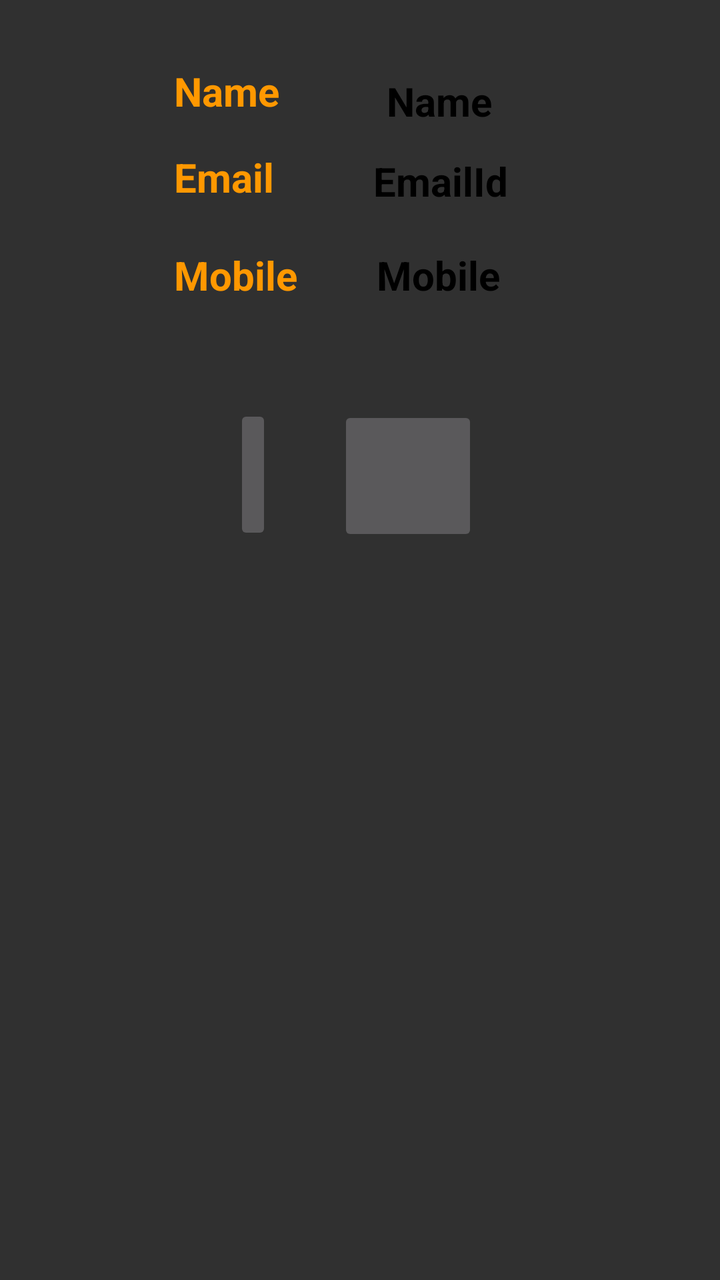
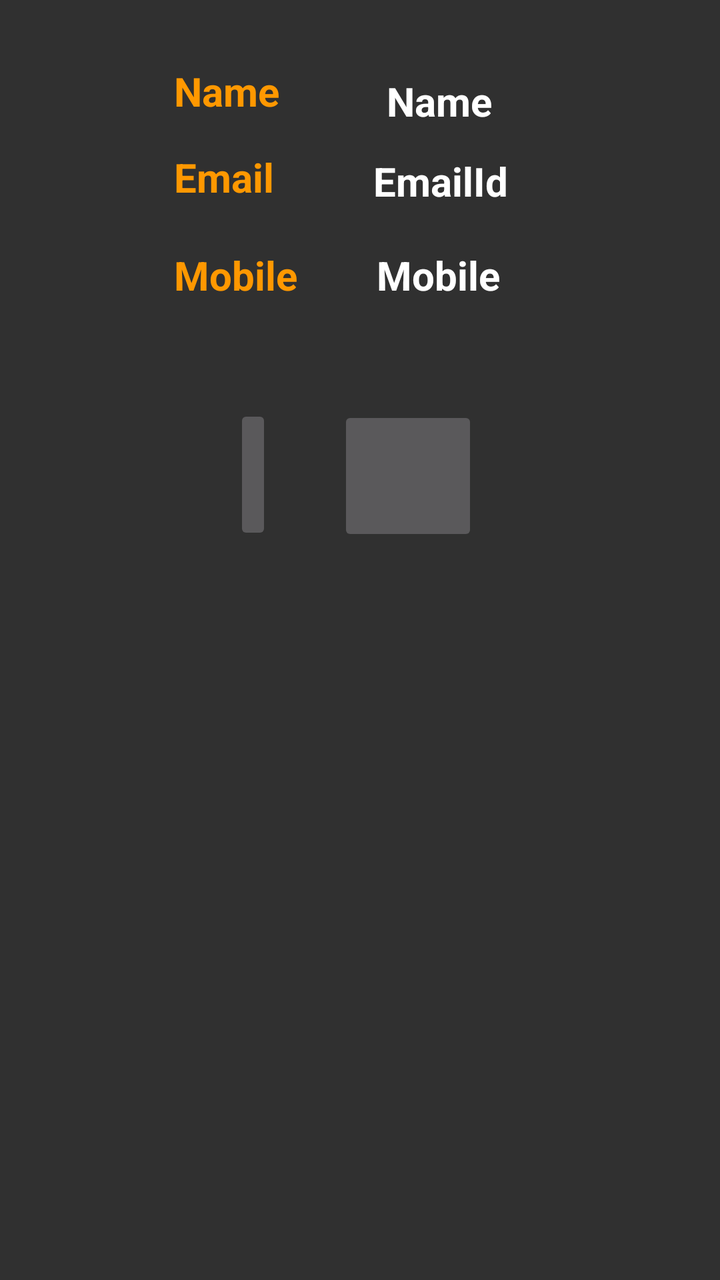

Screens rendered from an Android XML layout before and after an edit, with the pre-edit source and the edit as a unified diff.
<!-- AndroidManifest.xml: application theme Theme.AppCompat.NoActionBar -->
<!-- res/layout/contactinfolayout.xml -->
<?xml version="1.0" encoding="utf-8"?>
<androidx.core.widget.NestedScrollView xmlns:tools="http://schemas.android.com/tools"
    android:layout_width="match_parent"
    android:layout_height="match_parent"
    xmlns:app="http://schemas.android.com/apk/res-auto"
    app:layout_behavior="@string/appbar_scrolling_view_behavior"
    xmlns:android="http://schemas.android.com/apk/res/android">
    <RelativeLayout
        android:id="@+id/contact_info_layout"
        android:layout_width="match_parent"
        android:layout_height="580dp">


        <TextView
            android:id="@+id/emailhead"
            android:layout_width="90dp"
            android:layout_height="30dp"
            android:layout_below="@+id/namehead"
            android:layout_alignStart="@+id/namehead"
            android:layout_alignLeft="@+id/namehead"
            android:layout_marginTop="13dp"
            android:text="Email"
            android:textColor="#FF9800"
            android:textSize="20dp"
            android:textStyle="bold" />


        <TextView
            android:id="@+id/namehead"
            android:layout_width="90dp"
            android:layout_height="30dp"
            android:layout_alignParentStart="true"
            android:layout_alignParentLeft="true"
            android:layout_marginStart="87dp"
            android:layout_marginLeft="87dp"
            android:layout_marginTop="32dp"
            android:text="Name"
            android:textColor="#FF9800"
            android:textSize="20dp"
            android:textStyle="bold" />

        <TextView
            android:id="@+id/contacthead"
            android:layout_width="90dp"
            android:layout_height="30dp"
            android:layout_below="@+id/emailhead"
            android:layout_alignStart="@+id/emailhead"
            android:layout_alignLeft="@+id/emailhead"
            android:layout_marginTop="19dp"
            android:text="Mobile"
            android:textColor="#FF9800"
            android:textSize="20dp"
            android:textStyle="bold" />

        <TextView
            android:id="@+id/namebox"
            android:layout_width="wrap_content"
            android:layout_height="30dp"
            android:layout_alignTop="@+id/namehead"
            android:layout_alignParentEnd="true"
            android:layout_alignParentRight="true"
            android:layout_marginTop="5dp"
            android:layout_marginEnd="114dp"
            android:layout_marginRight="114dp"
            android:text="Name"
            android:textColor="@android:color/black"
            android:textSize="20dp"
            android:textStyle="bold" />

        <TextView
            android:id="@+id/emailbox"
            android:layout_width="wrap_content"
            android:layout_height="30dp"
            android:layout_alignTop="@+id/emailhead"
            android:layout_alignParentEnd="true"
            android:layout_alignParentRight="true"
            android:layout_marginTop="2dp"
            android:layout_marginEnd="106dp"
            android:layout_marginRight="106dp"
            android:text="EmailId"
            android:textColor="@android:color/black"
            android:textSize="20dp"
            android:textStyle="bold" />

        <TextView
            android:id="@+id/mobiledata"
            android:layout_width="wrap_content"
            android:layout_height="30dp"
            android:layout_alignBaseline="@+id/contacthead"
            android:layout_alignParentEnd="true"
            android:layout_alignParentRight="true"
            android:layout_marginEnd="110dp"
            android:layout_marginRight="110dp"
            android:text="Mobile"
            android:textColor="@android:color/black"
            android:textSize="20dp"
            android:textStyle="bold" />

        <ImageButton
            android:id="@+id/savetocontactsbutton"
            android:layout_width="70dp"
            android:layout_height="70dp"

            android:layout_below="@+id/contacthead"
            android:layout_alignParentEnd="true"
            android:layout_alignParentRight="true"
            android:layout_marginTop="49dp"
            android:layout_marginEnd="121dp"
            android:layout_marginRight="121dp" />

        <ImageButton
            android:id="@+id/callownerbutton"
            android:layout_width="70dp"
            android:layout_height="70dp"

            android:layout_alignTop="@+id/savetocontactsbutton"

            android:layout_alignParentStart="true"
            android:layout_alignParentLeft="true"
            android:layout_marginStart="117dp"
            android:layout_marginLeft="117dp"
            android:layout_marginTop="-1dp"
            android:layout_marginEnd="33dp"
            android:layout_marginRight="33dp"
            android:layout_toStartOf="@+id/savetocontactsbutton"
            android:layout_toLeftOf="@+id/savetocontactsbutton" />

    </RelativeLayout>
</androidx.core.widget.NestedScrollView>
<!-- resources referenced by this layout -->
<resources>

</resources>

<!-- the commit's change to res/layout/contactinfolayout.xml (unified diff, before → after) -->
@@ -63,7 +63,7 @@
             android:layout_marginEnd="114dp"
             android:layout_marginRight="114dp"
             android:text="Name"
-            android:textColor="@android:color/black"
+            android:textColor="@color/white"
             android:textSize="20dp"
             android:textStyle="bold" />
 
@@ -78,7 +78,7 @@
             android:layout_marginEnd="106dp"
             android:layout_marginRight="106dp"
             android:text="EmailId"
-            android:textColor="@android:color/black"
+            android:textColor="@color/white"
             android:textSize="20dp"
             android:textStyle="bold" />
 
@@ -92,7 +92,7 @@
             android:layout_marginEnd="110dp"
             android:layout_marginRight="110dp"
             android:text="Mobile"
-            android:textColor="@android:color/black"
+            android:textColor="@color/white"
             android:textSize="20dp"
             android:textStyle="bold" />
 
<!-- resource entries referenced after the edit -->
@@ -1,5 +1,5 @@
 <!-- resources referenced by this layout -->
 <resources>
-
+  <color name="white">#FFFFFFFF</color>
 </resources>
 
